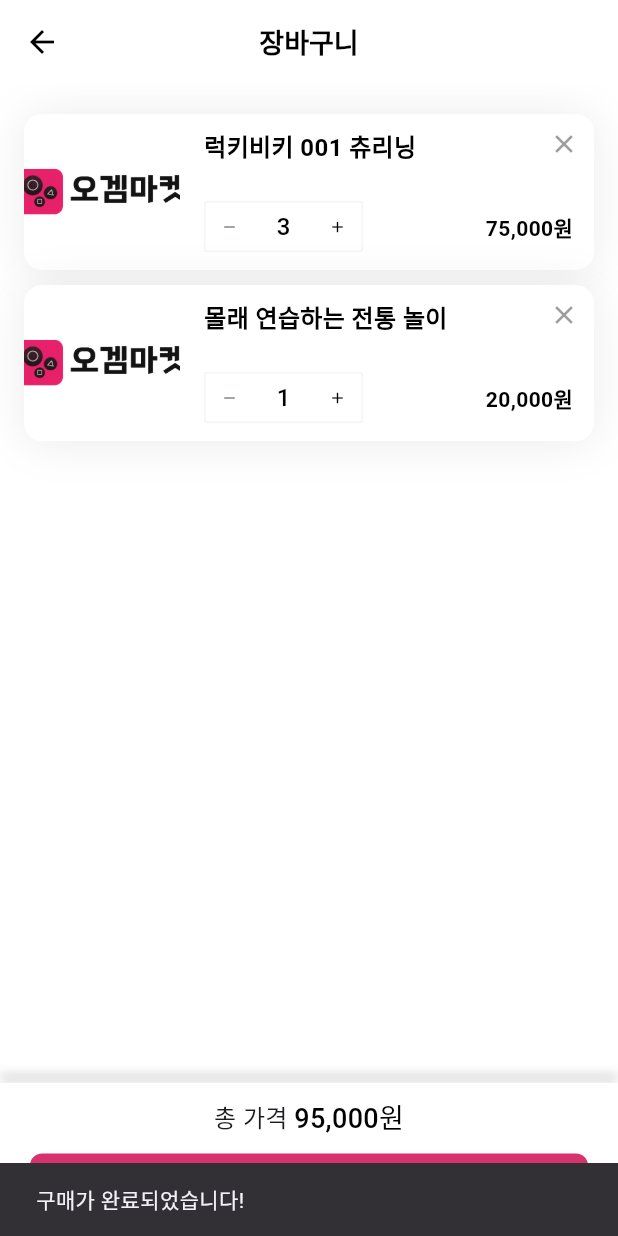
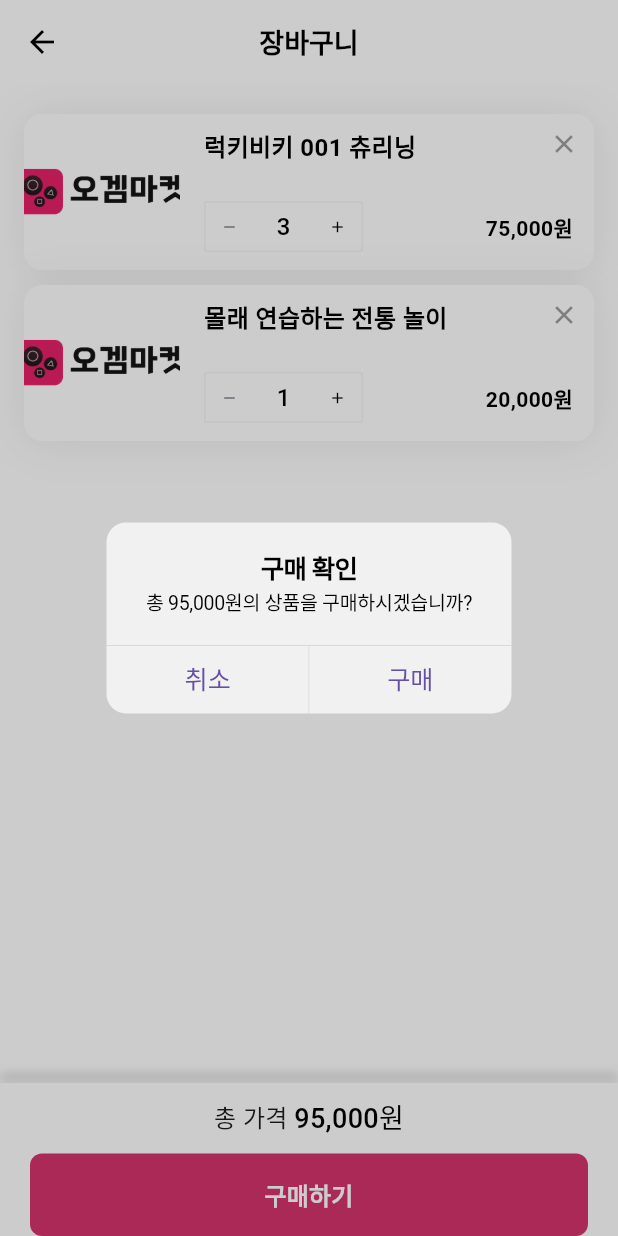
Before and after one commit to mmiemmiedevelop/flutter_project_01, a Flutter app: the CartPage screen opened directly, after a tap on "구매하기", on a phone screen of 412 x 824 dp. Run offline on Flutter 3.47's test engine with Material 3 defaults, Android fonts, the phone set to English and light mode, and no system bars.

Commit message:
fix: 구매하기 기능 수정, 비어있을 때 수정

```diff
--- a/lib/screens/cart/cart_page.dart
+++ b/lib/screens/cart/cart_page.dart
@@ -1,4 +1,5 @@
 import 'package:flutter/material.dart';
+import 'package:flutter/cupertino.dart';
 import 'package:flutter_project_01/common/models/model_cart_item.dart';
 import 'package:flutter_project_01/screens/cart/cart_utils/cart_mock_data.dart';
 import 'package:flutter_project_01/screens/cart/cart_utils/cart_helper.dart';
@@ -15,7 +16,7 @@ class CartPage extends StatefulWidget {
 
 class _CartPageState extends State<CartPage> {
   // 장바구니 아이템 목록
-  List<CartItem> cartItems = CartMockData.getCartItems();
+List<CartItem> cartItems = CartMockData.getCartItems();
   //List<CartItem> cartItems = CartMockData.getEmptyCart();
 
   // ----------------------------------------------------메소드-------------------------------------------------------------
@@ -43,6 +44,34 @@ class _CartPageState extends State<CartPage> {
         cartItems[index].item.id,
       );
     });
+  }
+
+  // 구매 기능
+  void onPurchasePressed() {
+    showCupertinoDialog(
+      context: context,
+      builder: (BuildContext context) {
+        return CupertinoAlertDialog(
+          title: const Text('구매 확인'),
+          content: Text(
+            '총 ${totalPrice.toString().replaceAllMapped(RegExp(r'(\d{1,3})(?=(\d{3})+(?!\d))'), (Match m) => '${m[1]},')}원의 상품을 구매하시겠습니까?',
+          ),
+          actions: [
+            CupertinoDialogAction(
+              onPressed: () => Navigator.of(context).pop(),
+              child: const Text('취소'),
+            ),
+            CupertinoDialogAction(
+              onPressed: () {
+                Navigator.of(context).pop();
+                Navigator.of(context).pop();
+              },
+              child: const Text('구매'),
+            ),
+          ],
+        );
+      },
+    );
   }
   // ----------------------------------------------------메소드 종료-------------------------------------------------------------
 
@@ -78,7 +107,11 @@ class _CartPageState extends State<CartPage> {
                   ),
           ),
           // 하단 결제 영역
-          if (cartItems.isNotEmpty) CartBottomWidget(totalPrice: totalPrice),
+          if (cartItems.isNotEmpty)
+            CartBottomWidget(
+              totalPrice: totalPrice,
+              onPurchasePressed: onPurchasePressed,
+            ),
         ],
       ),
     );
--- a/lib/screens/cart/cart_widgets/cart_bottom_widget.dart
+++ b/lib/screens/cart/cart_widgets/cart_bottom_widget.dart
@@ -1,5 +1,5 @@
 import 'package:flutter/material.dart';
-import 'package:flutter_project_01/screens/cart/cart_widgets/cart_button_reused_widget.dart';
+import 'package:flutter_project_01/screens/cart/cart_widgets/cart_reused_button_widget.dart';
 
 class CartBottomWidget extends StatelessWidget {
   final int totalPrice;
@@ -69,7 +69,7 @@ class CartBottomWidget extends StatelessWidget {
                 // 구매 버튼
                 SizedBox(
                   width: double.infinity,
-                  child: CartButtonReusedWidget(
+                  child: CartReusedButtonWidget(
                     onPressed: onPurchasePressed,
                     buttonText: '구매하기',
                   ),
--- a/lib/screens/cart/cart_widgets/cart_button_reused_widget.dart
+++ b/lib/screens/cart/cart_widgets/cart_reused_button_widget.dart
@@ -1,6 +1,6 @@
 import 'package:flutter/material.dart';
 
-class CartButtonReusedWidget extends StatelessWidget {
+class CartReusedButtonWidget extends StatelessWidget {
   final VoidCallback? onPressed;
   final String buttonText;
   final Color? backgroundColor;
@@ -12,7 +12,7 @@ class CartButtonReusedWidget extends StatelessWidget {
   final bool isFullWidth;
   final String? defaultMessage; // 스낵바 메세지
 
-  const CartButtonReusedWidget({
+  const CartReusedButtonWidget({
     super.key,
     this.onPressed,
     this.buttonText = '구매하기',
@@ -34,12 +34,7 @@ class CartButtonReusedWidget extends StatelessWidget {
         onPressed:
             onPressed ??
             () {
-              ScaffoldMessenger.of(context).showSnackBar(
-                SnackBar(
-                  content: Text(defaultMessage ?? '구매가 완료되었습니다!'),
-                  duration: const Duration(seconds: 2),
-                ),
-              );
+              Navigator.of(context).pop();
             },
         style: ElevatedButton.styleFrom(
           backgroundColor: backgroundColor ?? const Color(0xFFD6336C),
```
Also changed, not shown: lib/screens/cart/cart_widgets/cart_empty_widget.dart (+40 -8 lines).
